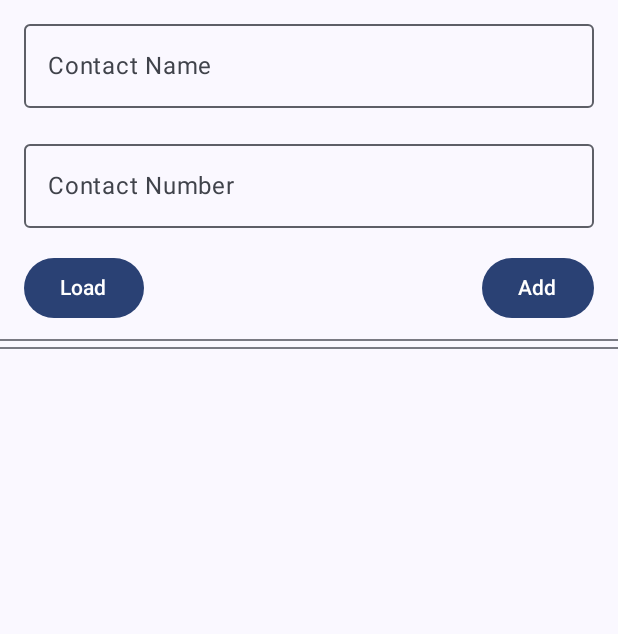
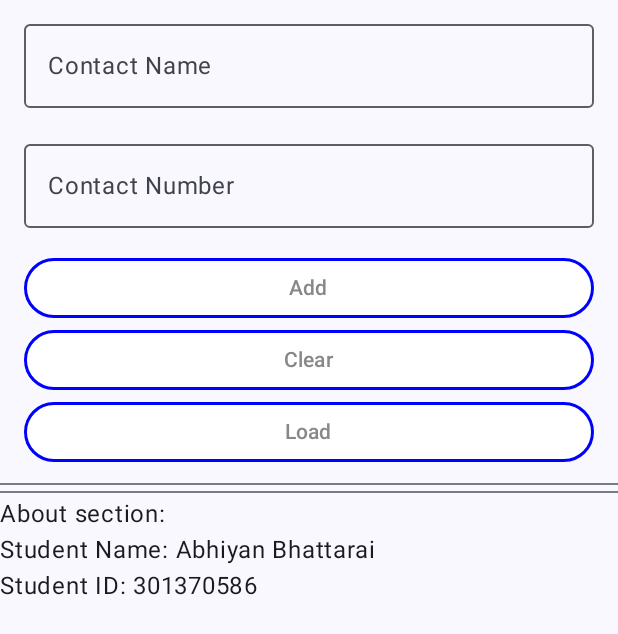
Before and after one commit to Abhiyan10/android_assign2, an Android app built with Jetpack Compose: the screen it shows after launch (MainActivity), on a phone screen of 412 x 824 dp. Shown: the top 634 px of the screen. Run offline under Robolectric (Android 15) with nearby library versions, the phone set to English and light mode, and no system bars.

Commit message:
added clear and fixed load functionalitites

```diff
--- a/app/src/main/java/com/example/abhiyanbhattarai_assign2/MainActivity.kt
+++ b/app/src/main/java/com/example/abhiyanbhattarai_assign2/MainActivity.kt
@@ -6,15 +6,18 @@ import android.content.ContentValues
 import android.os.Bundle
 import android.provider.ContactsContract
 import androidx.activity.ComponentActivity
+import androidx.compose.foundation.BorderStroke
 import androidx.compose.foundation.layout.*
 import androidx.compose.material3.Surface
 import androidx.compose.material3.Text
 import androidx.compose.foundation.lazy.LazyColumn
 import androidx.compose.foundation.lazy.items
+import androidx.compose.foundation.shape.RoundedCornerShape
 import androidx.compose.material3.*
 import androidx.compose.runtime.*
 import androidx.compose.ui.Alignment
 import androidx.compose.ui.Modifier
+import androidx.compose.ui.graphics.Color
 import androidx.compose.ui.text.font.FontStyle
 import androidx.compose.ui.text.font.FontWeight
 import androidx.compose.ui.tooling.preview.Preview
@@ -63,18 +66,13 @@ fun ContactsList(context: ComponentActivity) {
             onValueChange = { contactNumber = it },
             label = { Text(text = "Contact Number") }
         )
-        Row(
+        Column(
             modifier = Modifier
                 .fillMaxWidth()
                 .padding(horizontal = 16.dp, vertical = 8.dp),
-            horizontalArrangement = Arrangement.SpaceBetween,
-            verticalAlignment = Alignment.CenterVertically
+
         ) {
-            Button(onClick = {
-                contacts = loadContacts(context)
-            }) {
-                Text("Load")
-            }
+
             Button(onClick = {
                 val newContact = Contact("$contactName", "$contactNumber")
                 addContact(context, newContact)
@@ -82,8 +80,43 @@ fun ContactsList(context: ComponentActivity) {
                 contactNumber = ""
 // Update contacts list
                 contacts = loadContacts(context)
-            }) {
+            },
+                modifier = Modifier
+                    .fillMaxWidth(),
+                shape = RoundedCornerShape(20.dp),
+                border = BorderStroke(2.dp, Color.Blue),
+                colors = ButtonDefaults.buttonColors(
+                    contentColor = Color.Gray,
+                    containerColor = Color.White
+                )) {
                 Text("Add")
+            }
+            Button(onClick = {
+                contactName = ""
+                contactNumber = ""
+            },
+                modifier = Modifier
+                    .fillMaxWidth()
+                ,                shape = RoundedCornerShape(20.dp),
+                border = BorderStroke(2.dp, Color.Blue),
+                colors = ButtonDefaults.buttonColors(
+                    contentColor = Color.Gray,
+                    containerColor = Color.White
+                )) {
+                Text("Clear")
+            }
+            Button(onClick = {
+                contacts = loadContacts(context)
+            },
+                modifier = Modifier
+                    .fillMaxWidth()
+,                shape = RoundedCornerShape(20.dp),
+                border = BorderStroke(2.dp, Color.Blue),
+                colors = ButtonDefaults.buttonColors(
+                    contentColor = Color.Gray,
+                    containerColor = Color.White
+                )) {
+                Text("Load")
             }
         }
         Divider(modifier = Modifier.padding(vertical = 2.dp))
@@ -97,6 +130,8 @@ fun ContactsList(context: ComponentActivity) {
             }
         }
         Divider(modifier = Modifier.padding(vertical = 2.dp))
+// About section
+        AboutSection()
     }
 }
 
@@ -129,6 +164,14 @@ fun ContactItem(contact: Contact, onDelete: () -> Unit) {
     }
 }
 
+@Composable
+fun AboutSection() {
+    Column() {
+        Text("About section:")
+        Text("Student Name: Abhiyan Bhattarai", fontSize = 16.sp)
+        Text("Student ID: 301370586", fontSize = 16.sp)
+    }
+}
 data class Contact(val displayName: String, val phoneNumber: String, val id : Long?= null)
 
 @SuppressLint("Range")
```
